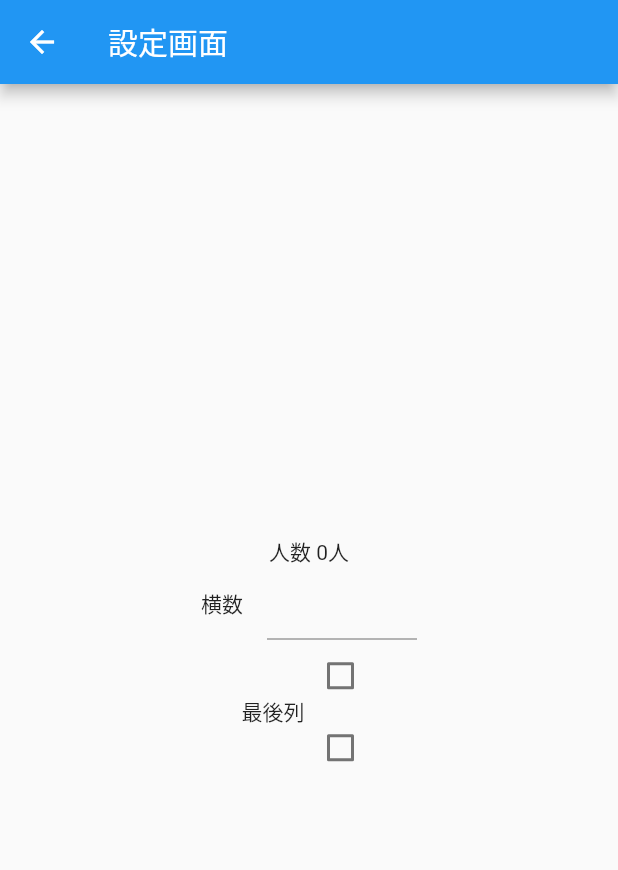
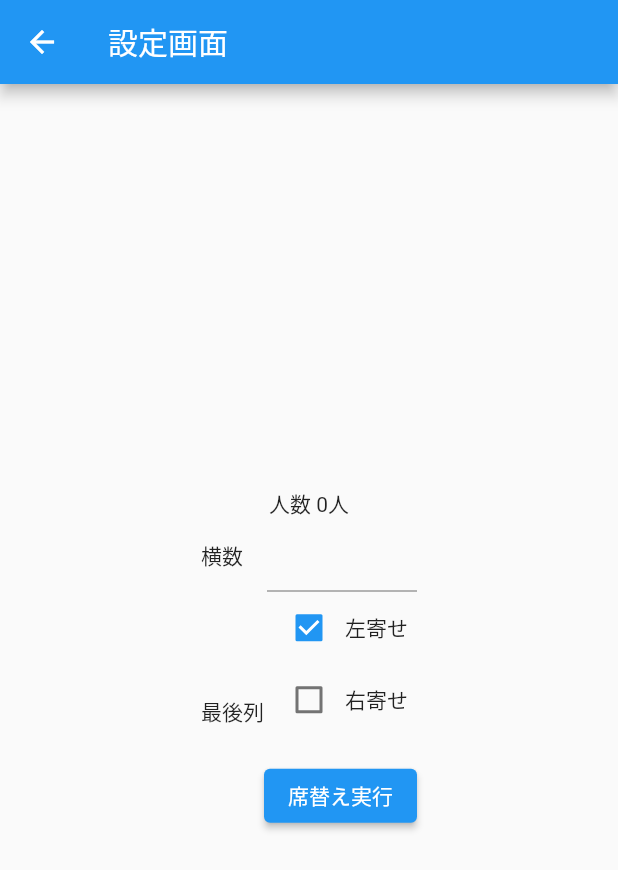
Before and after one commit to black2965/sekigae, a Flutter app: the CustomizePage screen opened directly with empty values, on a phone screen of 412 x 824 dp. Shown: the top 870 px of the screen. Run offline on Flutter 3.47's test engine with Material 2 defaults, Android fonts, the phone set to English and light mode, and no system bars; our stand-ins replace csv, file_picker, pdf, printing; missing offline and left inert: file_selector.

Commit message:
左寄せに初めからチェックが入っているように変更

```diff
--- a/lib/pages/customize_page.dart
+++ b/lib/pages/customize_page.dart
@@ -13,7 +13,7 @@ class _CustomizePageState extends State<CustomizePage> {
   late List member;
   late int number;
   int row = 0;
-  bool? _value1 = false;
+  bool? _value1 = true;
   bool? _value2 = false;
 
   @override
@@ -70,6 +70,10 @@ class _CustomizePageState extends State<CustomizePage> {
               children: <Widget>[
                 Text('最後列'),
                 Column(
+                  mainAxisAlignment: MainAxisAlignment.center,
+                  children: <Widget>[
+                    Row(
+                        mainAxisAlignment: MainAxisAlignment.center,
                         children: <Widget>[
                           Checkbox(
                             checkColor: Colors.white,
@@ -77,14 +81,31 @@ class _CustomizePageState extends State<CustomizePage> {
                             value: _value1,
                             onChanged: _setValue1,
                           ),
+                          Text('左寄せ'),
+                        ],
+                    ),
+                    Row(
+                      mainAxisAlignment: MainAxisAlignment.center,
+                      children: <Widget>[
                         Checkbox(
                           checkColor: Colors.white,
                           activeColor: Colors.blue,
                           value: _value2,
                           onChanged: _setValue2,
                         ),
+                        Text('右寄せ'),
                       ],
-                )
+                    ),
+
+                    SizedBox(height: 16),
+                    ElevatedButton(
+                      child: Text('席替え実行'),
+                      onPressed: () {
+
+                      },
+                    ),
+                  ],
+                ),
               ],
             ),
           ],
```
Lines whose indentation alone changed are shown as unchanged.
